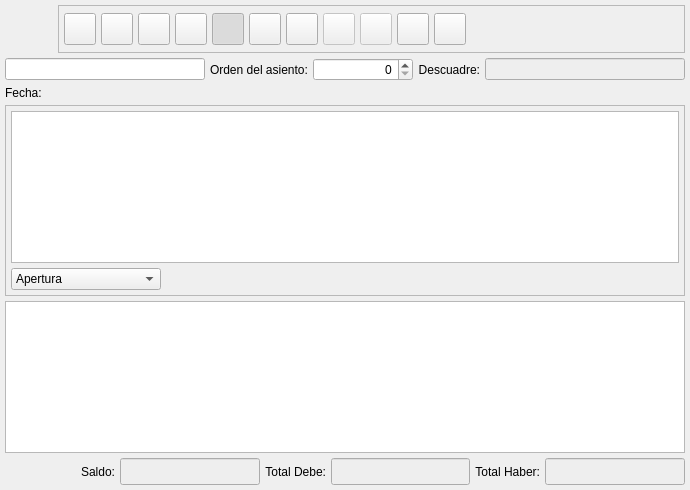
Above: bulmages/bulmacont/src/contabilidad/asientobase.ui from eboladev/Bulmages-1 before the change. Below: the same form after it.
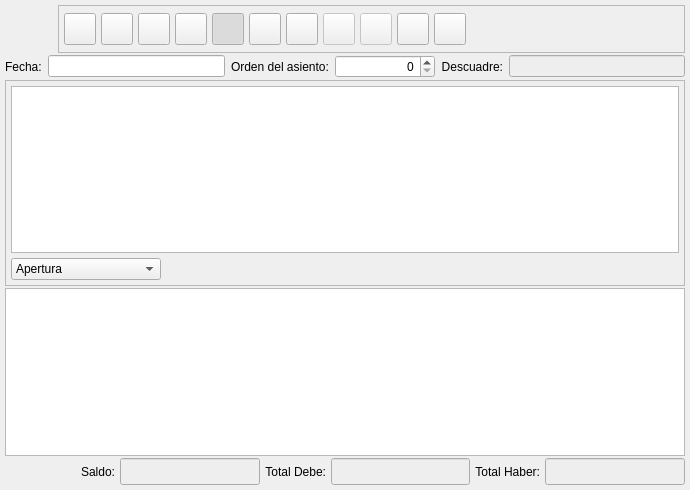
That is the form after the change. Icons and pictures are not drawn. Custom widgets are drawn as their Qt base class.

What changed in the file:
```diff
--- a/bulmages/bulmacont/src/contabilidad/asientobase.ui
+++ b/bulmages/bulmacont/src/contabilidad/asientobase.ui
@@ -21,7 +21,7 @@
     <number>5</number>
    </property>
    <property name="spacing" >
-    <number>5</number>
+    <number>2</number>
    </property>
    <item>
     <layout class="QHBoxLayout" >
@@ -621,8 +621,15 @@
       <number>0</number>
      </property>
      <property name="spacing" >
-      <number>5</number>
+      <number>6</number>
      </property>
+     <item>
+      <widget class="QLabel" name="TextLabel2" >
+       <property name="text" >
+        <string>Fecha:</string>
+       </property>
+      </widget>
+     </item>
      <item>
       <widget class="BusquedaFecha" name="mui_fecha" >
        <property name="minimumSize" >
@@ -718,13 +725,6 @@
      </item>
     </layout>
    </item>
-   <item>
-    <widget class="QLabel" name="TextLabel2" >
-     <property name="text" >
-      <string>Fecha:</string>
-     </property>
-    </widget>
-   </item>
    <item>
     <widget class="QFrame" name="frame" >
      <property name="frameShape" >
```
